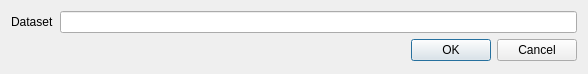
Above: QgisModelBaker/ui/edit_dataset_name.ui from opengisch/QgisModelBaker before the change. Below: the same form after it.
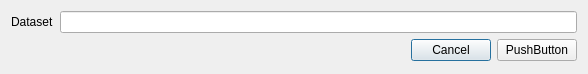
That is the form after the change.

Commit message: don't close rename/create dataset dialog while performing db action

Diff of the .ui file:
```diff
--- a/QgisModelBaker/ui/edit_dataset_name.ui
+++ b/QgisModelBaker/ui/edit_dataset_name.ui
@@ -24,19 +24,26 @@
      </property>
     </widget>
    </item>
-   <item row="0" column="1">
-    <widget class="QLineEdit" name="dataset_line_edit"/>
-   </item>
-   <item row="1" column="0" colspan="2">
+   <item row="2" column="1">
     <widget class="QDialogButtonBox" name="button_box">
      <property name="orientation">
       <enum>Qt::Horizontal</enum>
      </property>
      <property name="standardButtons">
-      <set>QDialogButtonBox::Cancel|QDialogButtonBox::Ok</set>
+      <set>QDialogButtonBox::Cancel</set>
      </property>
     </widget>
    </item>
+   <item row="2" column="2">
+    <widget class="QPushButton" name="ok_button">
+     <property name="text">
+      <string>PushButton</string>
+     </property>
+    </widget>
+   </item>
+   <item row="0" column="1" colspan="2">
+    <widget class="QLineEdit" name="dataset_line_edit"/>
+   </item>
   </layout>
  </widget>
  <tabstops>
```
Left out of the diff: 3 changed lines with no effect on the pictures. The commit also changes 2 other files.
